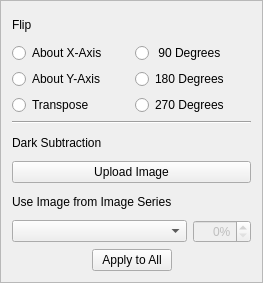
First picture: the form in hexrd/ui/resources/ui/tab_frame.ui, repository HEXRD/hexrdgui, before the edit.
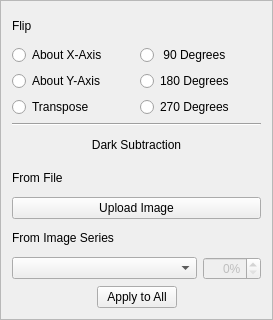
Second picture: the form after the edit.

Commit message: Make the ProcessImageSeries dialog larger

What changed in the file:
```diff
--- a/hexrd/ui/resources/ui/tab_frame.ui
+++ b/hexrd/ui/resources/ui/tab_frame.ui
@@ -6,8 +6,8 @@
    <rect>
     <x>0</x>
     <y>0</y>
-    <width>263</width>
-    <height>283</height>
+    <width>273</width>
+    <height>320</height>
    </rect>
   </property>
   <property name="windowTitle">
@@ -19,8 +19,6 @@
   <property name="frameShadow">
    <enum>QFrame::Raised</enum>
   </property>
-  <layout class="QGridLayout" name="gridLayout_3">
-   <item row="0" column="0">
     <layout class="QGridLayout" name="gridLayout_2">
      <item row="0" column="0">
       <widget class="QLabel" name="label_4">
@@ -87,23 +85,33 @@
        <property name="text">
         <string>Dark Subtraction</string>
        </property>
+     <property name="alignment">
+      <set>Qt::AlignCenter</set>
+     </property>
       </widget>
      </item>
      <item row="4" column="0">
+    <widget class="QLabel" name="label">
+     <property name="text">
+      <string>From File</string>
+     </property>
+    </widget>
+   </item>
+   <item row="5" column="0">
       <widget class="QPushButton" name="upload_dark">
        <property name="text">
         <string>Upload Image</string>
        </property>
       </widget>
      </item>
-     <item row="5" column="0">
-      <widget class="QLabel" name="label_5">
-       <property name="text">
-        <string>Use Image from Image Series</string>
-       </property>
-      </widget>
-     </item>
      <item row="6" column="0">
+    <widget class="QLabel" name="label_5">
+     <property name="text">
+      <string>From Image Series</string>
+     </property>
+    </widget>
+   </item>
+   <item row="7" column="0">
       <layout class="QHBoxLayout" name="horizontalLayout">
        <item>
         <widget class="QComboBox" name="dark_combo">
@@ -161,7 +169,7 @@
        </item>
       </layout>
      </item>
-     <item row="7" column="0">
+   <item row="8" column="0">
       <layout class="QHBoxLayout" name="horizontalLayout_2">
        <item>
         <spacer name="horizontalSpacer">
@@ -195,8 +203,6 @@
           </size>
          </property>
         </spacer>
-       </item>
-      </layout>
      </item>
     </layout>
    </item>
```
Lines whose indentation alone changed are shown as unchanged. The commit also changes 1 other file.
